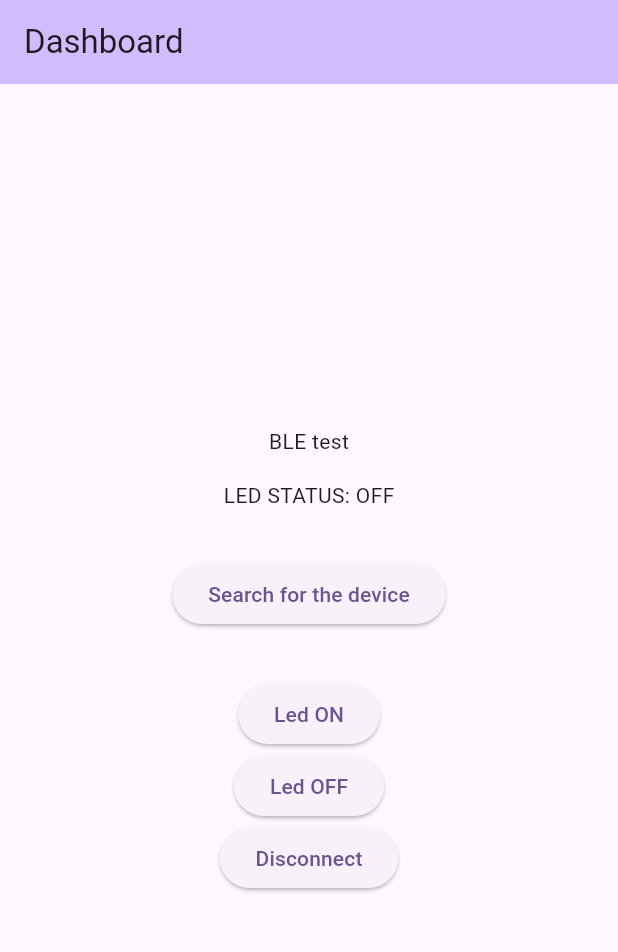
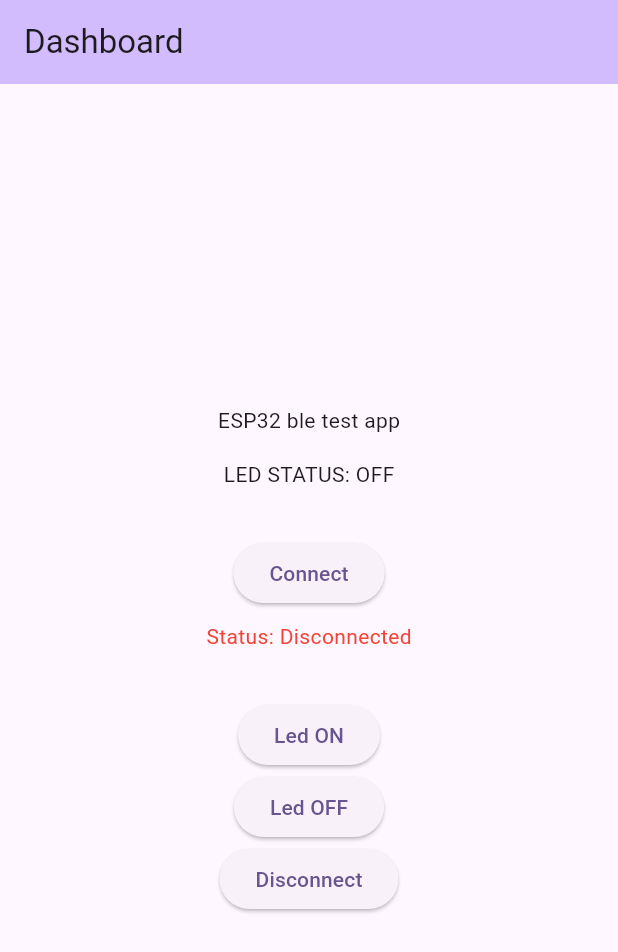
Before and after one commit to krzychudz/flutter_ble_example, a Flutter app: the screen it shows after launch, after a tap on "Disconnect", on a phone screen of 412 x 824 dp. Shown: the top 952 px of the screen. Run offline on Flutter 3.47's test engine with Material 3 defaults, Android fonts, the phone set to English and light mode, and no system bars; our stand-ins replace flutter_bloc, flutter_blue_plus, freezed_annotation, permission_handler; missing offline and left inert: bloc_presentation.

Commit message:
Add more information on dashboard

```diff
--- a/lib/views/dashboard/cubit/dashboard_screen_cubit.dart
+++ b/lib/views/dashboard/cubit/dashboard_screen_cubit.dart
@@ -36,11 +36,16 @@ class DashboardScreenCubit extends Cubit<DashboardScreenState>
 
   void connectToDevice() async {
     BluetoothDevice? bluetoothDevice = state.espBluetoothDevice;
+
     if (bluetoothDevice == null) {
       bluetoothDevice = await _bluetoothConnectionService.findBluetoothDeviceByPlatformName(
         CharacteristicsData.deviceName,
       );
-      if (bluetoothDevice == null) return;
+
+      if (bluetoothDevice == null) {
+        emitPresentation(GeneralConnectionError());
+        return;
+      }
 
       emit(state.copyWith(espBluetoothDevice: bluetoothDevice));
     }
@@ -60,6 +65,7 @@ class DashboardScreenCubit extends Cubit<DashboardScreenState>
     emit(state.copyWith(
       rxBluetoothCharacteristic: rxBluetoothCharacteristic,
       txBluetoothCharacteristic: txBluetoothCharacteristic,
+      deviceConnectionState: DeviceConnectionState.connected,
     ));
 
     setupTxCharacteristicsCallback();
@@ -67,6 +73,9 @@ class DashboardScreenCubit extends Cubit<DashboardScreenState>
 
   void disconnect() async {
     await state.espBluetoothDevice?.disconnect();
+    emit(state.copyWith(
+      deviceConnectionState: DeviceConnectionState.disconnected,
+    ));
   }
 
   void setupTxCharacteristicsCallback() async {
--- a/lib/views/dashboard/cubit/dashboard_screen_state.dart
+++ b/lib/views/dashboard/cubit/dashboard_screen_state.dart
@@ -3,6 +3,8 @@ import 'package:flutter_blue_plus/flutter_blue_plus.dart';
 import 'package:freezed_annotation/freezed_annotation.dart';
 
 part 'dashboard_screen_state.freezed.dart';
+
+enum DeviceConnectionState { connected, disconnected }
 
 @freezed
 class DashboardScreenState with _$DashboardScreenState {
@@ -11,5 +13,6 @@ class DashboardScreenState with _$DashboardScreenState {
     BluetoothDevice? espBluetoothDevice,
     BluetoothCharacteristic? rxBluetoothCharacteristic,
     BluetoothCharacteristic? txBluetoothCharacteristic,
+    @Default(DeviceConnectionState.disconnected) DeviceConnectionState deviceConnectionState,
   }) = _DashboardScreenState;
 }
--- a/lib/views/dashboard/cubit/presentation_events/presentation_events.dart
+++ b/lib/views/dashboard/cubit/presentation_events/presentation_events.dart
@@ -5,3 +5,5 @@ class BluetoothPermissionDenied extends DashboardCubitPresentationEvent {}
 class BluetoothScanPermissionDenied extends DashboardCubitPresentationEvent {}
 
 class LocationPermissionDenied extends DashboardCubitPresentationEvent {}
+
+class GeneralConnectionError extends DashboardCubitPresentationEvent {}
--- a/lib/views/dashboard/dashboard_view.dart
+++ b/lib/views/dashboard/dashboard_view.dart
@@ -1,5 +1,6 @@
 import 'package:flutter/material.dart';
 import 'package:flutter_ble_example/views/dashboard/cubit/dashboard_screen_cubit.dart';
+import 'package:flutter_ble_example/views/dashboard/cubit/dashboard_screen_state.dart';
 import 'package:flutter_bloc/flutter_bloc.dart';
 
 class DashboardView extends StatelessWidget {
@@ -16,14 +17,11 @@ class DashboardView extends StatelessWidget {
         child: Column(
           mainAxisAlignment: MainAxisAlignment.center,
           children: <Widget>[
-            const Text('BLE test'),
+            const Text('ESP32 ble test app'),
             const SizedBox(height: 16),
             const LedStatus(),
             const SizedBox(height: 32),
-            ElevatedButton(
-              onPressed: () => context.read<DashboardScreenCubit>().connectToDevice(),
-              child: const Text("Search for the device"),
-            ),
+            const DeviceConnectionSection(),
             const SizedBox(height: 32),
             ElevatedButton(
               onPressed: () => context.read<DashboardScreenCubit>().onLedOnPressed(),
@@ -44,6 +42,35 @@ class DashboardView extends StatelessWidget {
   }
 }
 
+class DeviceConnectionSection extends StatelessWidget {
+  const DeviceConnectionSection({
+    super.key,
+  });
+
+  @override
+  Widget build(BuildContext context) {
+    final deviceConnectionState = context.select((DashboardScreenCubit cubit) => cubit.state.deviceConnectionState);
+    final connectionStatusText =
+        deviceConnectionState == DeviceConnectionState.connected ? "Connected" : "Disconnected";
+    final connectionTextColor = deviceConnectionState == DeviceConnectionState.connected ? Colors.green : Colors.red;
+
+    return Column(
+      mainAxisAlignment: MainAxisAlignment.center,
+      children: [
+        ElevatedButton(
+          onPressed: () => context.read<DashboardScreenCubit>().connectToDevice(),
+          child: const Text("Connect"),
+        ),
+        const SizedBox(height: 8),
+        Text(
+          "Status: $connectionStatusText",
+          style: TextStyle(color: connectionTextColor),
+        ),
+      ],
+    );
+  }
+}
+
 class LedStatus extends StatelessWidget {
   const LedStatus({super.key});
 
```
Also changed, not shown: lib/views/dashboard/cubit/dashboard_screen_state.freezed.dart.
